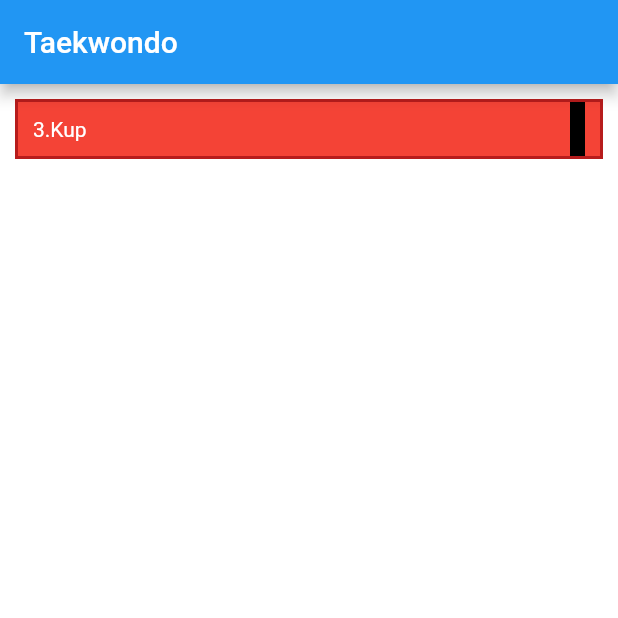
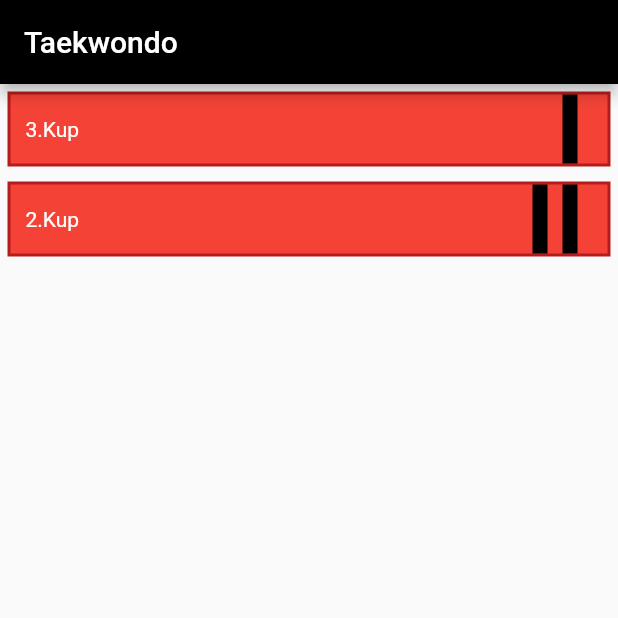
Before and after one commit to toke-dk/taekwondo_pensum, a Flutter app: the screen it shows after launch, on a phone screen of 412 x 824 dp, the top half of it. Run offline on Flutter 3.47's test engine with Material 2 defaults, Android fonts, the phone set to English and light mode, and no system bars.

Commit message:
file for belts general. And made 2. kup

```diff
--- a/lib/HomeWidget.dart
+++ b/lib/HomeWidget.dart
@@ -1,20 +1,34 @@
 import 'package:flutter/material.dart';
+import 'package:taekwondopensum/MakeBelt.dart';
 import 'package:taekwondopensum/pages/IngameWidget.dart';
 
 class HomeWidget extends StatelessWidget {
-  @override
-  Widget build(BuildContext context) {
-    return Scaffold(
-      appBar: AppBar(
-        title: Text('Taekwondo'),
-      ),
-      body: Belt(),
-    );
-  }
-}
 
-class Belt extends StatelessWidget {
-  var words = {
+  final kup2 = {
+/*
+    'An-chung-joochoom-seogi': 'Indaddrejet hestestand',
+    'Sonnal-deung bakat-makki': 'Udadgående blokering med omvendt knivhånd',
+    'Agwison kaljebi': 'Slag mod hals med agwison',
+    'Han-sonnal area makki': 'Enkelt knivhåndsblokering i lav sektion',
+    'Sonnal area makki': 'Knivhåndsblokering i lav sektion',
+    'Palkoop olryeo-chigi': 'Opadgående albuestød',
+    'Palkoop nareyo-chigi': 'Nedadgående albuestød',
+    'Twieo ieo-chagi': 'Samme spark 2 gange flyvende',
+    'Dwit nakeo-chagi': 'Bagudrettet krogspark',
+*/
+
+    'Jibge-jumeok': 'Pinsetnæve',
+    'Gawison-keut': 'Sakse fingerstik',
+    'Hanson-keut': 'Enkelt fingerstik',
+    'Moeun-dooson-keut': 'Dobbelt fingerstik',
+    'Moeun-seson-keut': 'Tre fingerstik',
+    'Agwison': 'Runding mellem tommel og pegefinger',
+    'Kaljebi': 'Slag mod hals m. agwison',
+    'Ko': 'Niende',
+    'Ship': 'Tiende'
+  };
+
+  final kup3 = {
       'Bam-jumeok': 'Kastanjenæve',
       'Balnal-deung': 'Inderside af fod',
       'Sonnal-deung': 'Inderside af knivhånd',
@@ -22,67 +36,26 @@ class Belt extends StatelessWidget {
       'Dangyo': 'Trække',
       'Santeul': 'Bjerg',
       'Oe-santeul': 'Halvt bjerg',
-    'Pal': '8.',
+      'Pal': 'Ottende',
       'Geodeureo': 'Støtte',
     };
+
 
 @override
   Widget build(BuildContext context) {
     return Scaffold(
-      backgroundColor: Colors.white,
-      body: InkWell(
-        onTap: () async {
-          await showDialog(
-            context: context,
-            builder: (context) => AlertDialog(
-              title:
-                  Text('Der klommer ${words.keys.toList().length} spørgsmål'),
-              content: Text('Vil du starte?'),
-              actions: <Widget>[
-                FlatButton(
-                    onPressed: () => {Navigator.pop(context)},
-                    child: Text('Nej')),
-                FlatButton(
-                    onPressed: () => {
-                          Navigator.push(
-                              context,
-                              MaterialPageRoute(
-                                  builder: (context) => IngameWidget(
-                                        words: words,
-                                        round: 0,
-                                      )))
-                        },
-                    child: Text('Ja')),
+      resizeToAvoidBottomInset: true,
+      resizeToAvoidBottomPadding: true,
+      appBar: AppBar(
+        backgroundColor: Colors.black,
+        title: Text('Taekwondo'),
+      ),
+      body: SingleChildScrollView(
+        child: Column(
+          children: <Widget>[
+            Belt(words: kup3, color: Colors.red, snipColor: Colors.black, text: '3.Kup',),
+            Kup2Belt(words: kup2,)
           ],
-            ),
-          );
-        },
-        child: Container(
-          margin: EdgeInsets.all(10),
-          height: 40,
-          decoration: BoxDecoration(
-              color: Colors.red,
-              border: Border.all(
-                  color: Colors.red[900],
-                  width: 2
-              )
-          ),
-          child: Container(
-            margin: EdgeInsets.symmetric(horizontal: 10),
-            child: Row(
-              mainAxisAlignment: MainAxisAlignment.spaceBetween,
-              children: <Widget>[
-                Text(
-                  '3.Kup',
-                  style: TextStyle(color: Colors.white),
-                ),
-                Container(
-                  width: 10,
-                  color: Colors.black,
-                )
-              ],
-            ),
-          ),
         ),
       ),
     );
--- /dev/null
+++ b/lib/MakeBelt.dart
@@ -0,0 +1,142 @@
+import 'package:flutter/material.dart';
+import 'package:taekwondopensum/pages/IngameWidget.dart';
+
+class Kup2Belt extends StatelessWidget {
+  final words;
+  Kup2Belt({this.words});
+
+  @override
+  Widget build(BuildContext context) {
+    return InkWell(
+        onTap: () async {
+          await showDialog(
+            context: context,
+            builder: (context) => AlertDialog(
+              title:
+              Text('Der kommer ${words.keys.toList().length} spørgsmål'),
+              content: Text('Tryk "OK" for at komme igang'),
+              actions: <Widget>[
+                FlatButton(
+                    onPressed: () => {
+                      Navigator.push(
+                          context,
+                          MaterialPageRoute(
+                              builder: (context) => IngameWidget(
+                                words: words,
+                                round: 0,
+                              )))
+                    },
+                    child: Text('OK')),
+              ],
+            ),
+          );
+        },
+        child: Container(
+          margin: EdgeInsets.all(5),
+          height: 50,
+          decoration: BoxDecoration(
+              color: Colors.red,
+              border: Border.all(
+                  color: Colors.red[900],
+                  width: 2
+              )
+          ),
+          child: Container(
+            margin: EdgeInsets.symmetric(horizontal: 10),
+            child: Row(
+              mainAxisAlignment: MainAxisAlignment.spaceBetween,
+              children: <Widget>[
+                Text(
+                  '2.Kup',
+                  style: TextStyle(color: Colors.white),
+                ),
+                Row(
+                  children: <Widget>[
+                    Container(
+                      width: 10,
+                      color: Colors.black,
+                    ),
+                    SizedBox(width: 10,),
+                    Container(
+                      width: 10,
+                      color: Colors.black,
+                    ),
+                    SizedBox(width: 10,),
+                  ],
+                )
+              ],
+            ),
+          ),
+        ),
+    );
+  }
+}
+
+class Belt extends StatelessWidget {
+  final words;
+  String text;
+  final color;
+  Color snipColor;
+  int snip;
+  Belt({this.words, this.color, this.snipColor, this.snip, this.text});
+
+  @override
+  Widget build(BuildContext context) {
+    return InkWell(
+        onTap: () async {
+          await showDialog(
+            context: context,
+            builder: (context) => AlertDialog(
+              title:
+              Text('Der kommer ${words.keys.toList().length} spørgsmål'),
+              content: Text('Tryk "OK" for at komme igang'),
+              actions: <Widget>[
+                FlatButton(
+                    onPressed: () => {
+                      Navigator.push(
+                          context,
+                          MaterialPageRoute(
+                              builder: (context) => IngameWidget(
+                                words: words,
+                                round: 0,
+                              )))
+                    },
+                    child: Text('OK')),
+              ],
+            ),
+          );
+        },
+        child: Container(
+          margin: EdgeInsets.all(5),
+          height: 50,
+          decoration: BoxDecoration(
+              color: color,
+              border: Border.all(
+                  color: color[900],
+                  width: 2
+              )
+          ),
+            child: Container(
+                margin: EdgeInsets.symmetric(horizontal: 10),
+                child: Row(
+                  mainAxisAlignment: MainAxisAlignment.spaceBetween,
+                  children: <Widget>[
+                    Text(
+                      text,
+                      style: TextStyle(color: Colors.white),
+                    ),
+                    Row(
+                      children: <Widget>[
+                        Container(
+                          width: 10,
+                          color: snipColor,
+                        ),
+                        SizedBox(width: 10,),
+                      ],
+                    ),
+                  ],
+                ),
+            ),
+        ),
+      );}
+}
```
Lines whose indentation alone changed are shown as unchanged.
